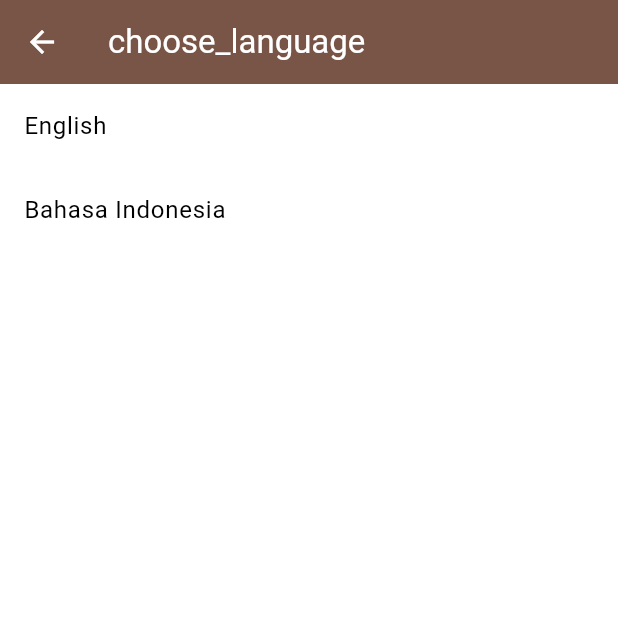
After one commit to alifroject/due_toCoffeeMobile, a Flutter app: the screen it shows once a user with an empty profile is signed in, item 3 of the bottom bar chosen, after a tap on "Choose The Language", on a phone screen of 412 x 824 dp, the top half of it. The commit adds this screen. Run offline on Flutter 3.47's test engine with Material 3 defaults, Android fonts, the phone set to English and light mode, and no system bars; our stand-ins replace cloud_firestore, cloud_functions, easy_localization, firebase_auth, firebase_core, firebase_messaging and 8 more; missing offline and left inert: android_intent_plus, flutter_inappwebview; accounts and stored records are empty.

Commit message:
Adding predefined choose language page

```diff
--- a/lib/screen/onboarding/view/sign_inpage.dart
+++ b/lib/screen/onboarding/view/sign_inpage.dart
@@ -85,8 +85,9 @@ class SignInPage extends StatelessWidget {
               ElevatedButton.icon(
                 icon: const FaIcon(FontAwesomeIcons.google, color: Colors.white), // Google Icon
                 label: const Text(
+
                   'Sign in with Google',
-                  style: TextStyle(fontSize: 16),
+                  style: TextStyle(fontSize: 16, color: Colors.white),
                 ),
                 style: ElevatedButton.styleFrom(
                   backgroundColor: const Color(0xFF4285F4), // Google Blue
--- /dev/null
+++ b/lib/screen/profile/view/component/language_page.dart
@@ -0,0 +1,32 @@
+import 'package:flutter/material.dart';
+import 'package:easy_localization/easy_localization.dart';
+
+class LanguagePage extends StatelessWidget {
+  const LanguagePage({Key? key}) : super(key: key);
+
+  @override
+  Widget build(BuildContext context) {
+    return Scaffold(
+      appBar: AppBar(
+        title: Text('choose_language'.tr()),
+        backgroundColor: Colors.brown,
+      ),
+      body: ListView(
+        children: [
+          ListTile(
+            title: const Text('English'),
+            onTap: () {
+              context.setLocale(const Locale('en', 'US'));
+            },
+          ),
+          ListTile(
+            title: const Text('Bahasa Indonesia'),
+            onTap: () {
+              context.setLocale(const Locale('id', 'ID'));
+            },
+          ),
+        ],
+      ),
+    );
+  }
+}
--- a/lib/screen/profile/view/profile.dart
+++ b/lib/screen/profile/view/profile.dart
@@ -1,6 +1,7 @@
 import 'package:flutter/material.dart';
 import 'package:due_tocoffee/routes/screen_export.dart';
 import 'logout_util.dart';
+import 'component/language_page.dart';
 
 class ProfilePage extends StatelessWidget {
   const ProfilePage({Key? key}) : super(key: key);
@@ -120,6 +121,13 @@ class ProfilePage extends StatelessWidget {
         onTap: () => Navigator.pushNamed(context, '/settings'),
       ),
       BarListUser(
+        title: "Choose The Language",
+        onTap: () => Navigator.push(
+          context,
+          MaterialPageRoute(builder: (context) => const LanguagePage()),
+        ),
+      ),
+      BarListUser(
         title: "Help & Support",
         onTap: () => Navigator.pushNamed(context, '/support'),
       ),
--- a/pubspec.yaml
+++ b/pubspec.yaml
@@ -27,7 +27,7 @@ dependencies:
   firebase_storage: ^12.4.5
   firebase_auth: ^5.5.2
   google_sign_in: ^6.1.7
-  intl: ^0.20.2
+  intl: ^0.19.0
   flutter_map: ^6.0.0
   latlong2: ^0.9.0
   cloud_functions: ^5.4.0
@@ -41,7 +41,7 @@ dependencies:
   flutter_dotenv: ^5.1.0
   qr_flutter: ^4.1.0
   font_awesome_flutter: ^10.7.0
-
+  easy_localization: ^3.0.0
 
 
 
```
Also changed, not shown: pubspec.lock.
